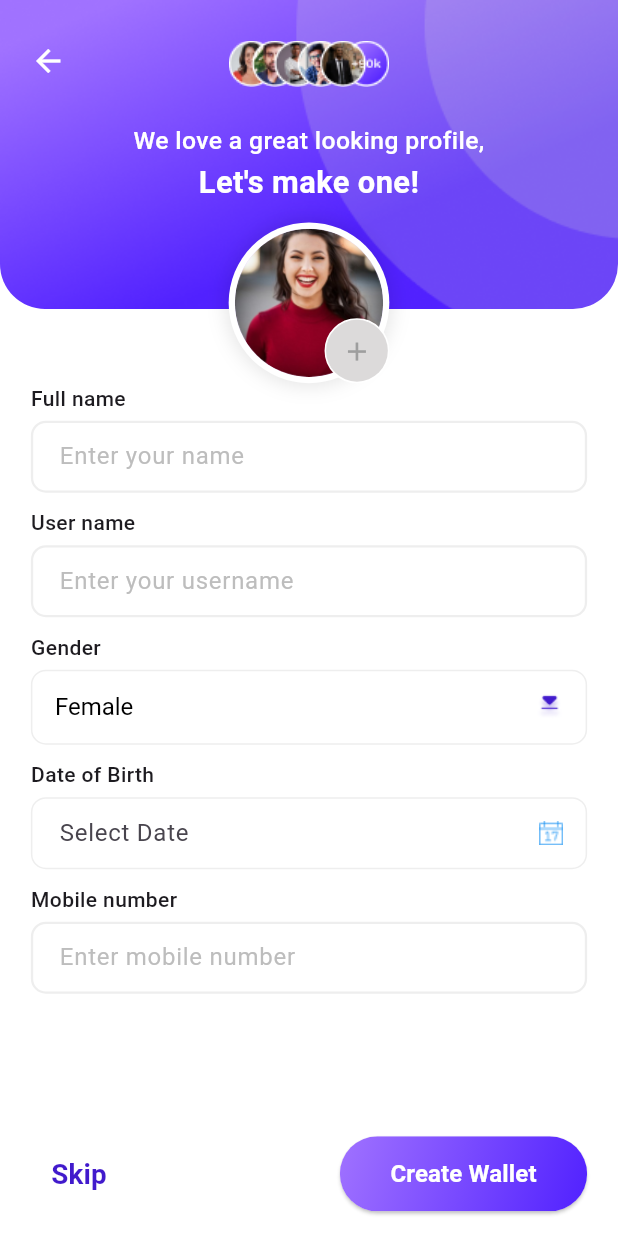
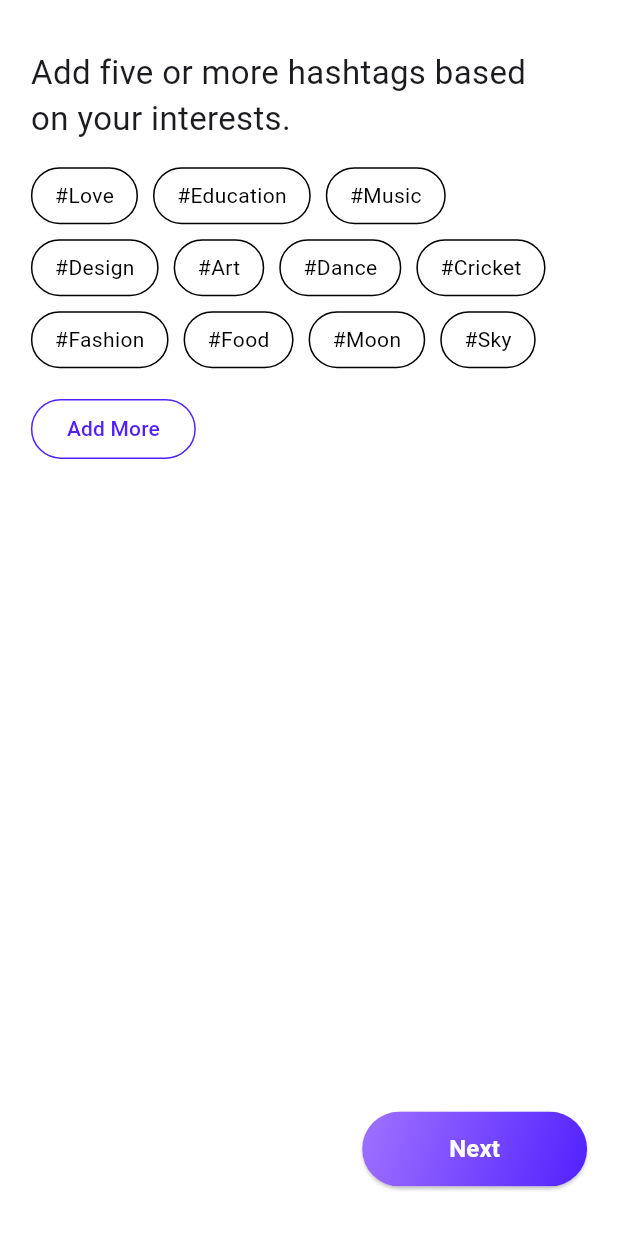
Before and after one commit to Diigoo-app/Diigoo, a Flutter app: the ProfileWallet screen opened by its route, after a tap on "Next", on a phone screen of 412 x 824 dp. Run offline on Flutter 3.47's test engine with Material 3 defaults, Android fonts, the light colour scheme and no system bars; our stand-ins replace camera, gallery_saver, qr_flutter; missing offline and left inert: google_mlkit_face_detection.

Commit message:
added hastag screen

```diff
--- a/lib/routes/routes.dart
+++ b/lib/routes/routes.dart
@@ -1,6 +1,7 @@
 import 'package:diigoo/screens/AuthScreen/pages/OtpVerificationScreen.dart';
 import 'package:diigoo/screens/AuthScreen/pages/SignUpScreen.dart';
 import 'package:diigoo/screens/AuthScreen/pages/SignupDetailsScreen.dart';
+import 'package:diigoo/screens/AuthScreen/pages/SignupHashtagPage.dart';
 import 'package:diigoo/screens/AuthScreen/pages/face_scanning_screen.dart';
 import 'package:diigoo/screens/AuthScreen/pages/photo_verification_screen.dart';
 import 'package:diigoo/screens/AuthScreen/pages/profile_edit.dart';
@@ -21,6 +22,7 @@ class Routes {
   static const String faceScanning = '/faceScanning';
   static const String profileEdit = '/profileEdit';
   static const String profileWallet = '/profileWallet';
+  static const String signupHashtagPage = '/signupHashtagPage';
 
   static Route<dynamic> generateRoute(RouteSettings settings) {
     switch (settings.name) {
@@ -54,7 +56,8 @@ class Routes {
           ),
           settings,
         );
-
+      case signupHashtagPage:
+        return _defaultRoute(const SignupHashtagPage(), settings);
       default:
         return MaterialPageRoute(
           builder: (_) => Scaffold(
--- a/lib/screens/AuthScreen/pages/SignupDetailsScreen.dart
+++ b/lib/screens/AuthScreen/pages/SignupDetailsScreen.dart
@@ -37,7 +37,7 @@ class _SignupDetailsScreenState extends State<SignupDetailsScreen> {
                         crossAxisAlignment: CrossAxisAlignment.center,
                         children: [
                           // Back Button
-                          SizedBox(height: screenHeight * 0.02),
+                          SizedBox(height: screenHeight * 0.015),
                           Align(
                             alignment: Alignment.topLeft,
                             child: GestureDetector(
@@ -46,7 +46,7 @@ class _SignupDetailsScreenState extends State<SignupDetailsScreen> {
                                   size: 28, color: Colors.black),
                             ),
                           ),
-                          SizedBox(height: screenHeight * 0.04),
+                          SizedBox(height: screenHeight * 0.02),
 
                           // Title
                           Text(
--- /dev/null
+++ b/lib/screens/AuthScreen/pages/SignupHashtagPage.dart
@@ -0,0 +1,189 @@
+import 'package:diigoo/routes/routes.dart';
+import 'package:diigoo/screens/AuthScreen/widgets/HashtagChip.dart';
+import 'package:diigoo/widgets/gradient_button.dart';
+import 'package:diigoo/theme/theme.dart';
+import 'package:flutter/material.dart';
+
+class SignupHashtagPage extends StatefulWidget {
+  const SignupHashtagPage({super.key});
+
+  @override
+  _SignupHashtagPageState createState() => _SignupHashtagPageState();
+}
+
+class _SignupHashtagPageState extends State<SignupHashtagPage> {
+  final List<String> predefinedHashtags = [
+    "Love",
+    "Education",
+    "Music",
+    "Design",
+    "Art",
+    "Dance",
+    "Cricket",
+    "Fashion",
+    "Food",
+    "Moon",
+    "Sky"
+  ];
+  final List<String> selectedHashtags = [];
+
+  void _toggleHashtag(String hashtag) {
+    setState(() {
+      if (selectedHashtags.contains(hashtag)) {
+        selectedHashtags.remove(hashtag);
+      } else {
+        selectedHashtags.add(hashtag);
+      }
+    });
+  }
+
+  void _removeHashtag(String hashtag) {
+    setState(() {
+      selectedHashtags.remove(hashtag);
+    });
+  }
+
+  void _showAddHashtagDialog() {
+    TextEditingController hashtagController = TextEditingController();
+    showDialog(
+      context: context,
+      builder: (context) {
+        return AlertDialog(
+          shape:
+              RoundedRectangleBorder(borderRadius: BorderRadius.circular(12)),
+          title: const Text("Add Hashtag"),
+          content: TextField(
+            controller: hashtagController,
+            decoration: const InputDecoration(hintText: "Enter hashtag"),
+          ),
+          actions: [
+            TextButton(
+              onPressed: () => Navigator.pop(context),
+              child: const Text("Cancel"),
+            ),
+            ElevatedButton(
+              onPressed: () {
+                if (hashtagController.text.isNotEmpty) {
+                  setState(() {
+                    selectedHashtags.add(hashtagController.text.trim());
+                  });
+                  Navigator.pop(context);
+                }
+              },
+              child: const Text("Add"),
+            ),
+          ],
+        );
+      },
+    );
+  }
+
+  @override
+  Widget build(BuildContext context) {
+    final double screenWidth = MediaQuery.of(context).size.width;
+    final double screenHeight = MediaQuery.of(context).size.height;
+
+    return Scaffold(
+      backgroundColor: Colors.white,
+      body: SafeArea(
+        child: Padding(
+          padding: EdgeInsets.symmetric(
+              horizontal: screenWidth * 0.05, vertical: screenHeight * 0.02),
+          child: Column(
+            crossAxisAlignment: CrossAxisAlignment.start,
+            children: [
+              SizedBox(height: screenHeight * 0.02),
+
+              // Title
+              const Text(
+                "Add five or more hashtags based\non your interests.",
+                style: TextStyle(fontSize: 22, fontWeight: FontWeight.w400),
+              ),
+              SizedBox(height: screenHeight * 0.02),
+
+              // Predefined Hashtags
+              Wrap(
+                spacing: 10,
+                runSpacing: 10,
+                children: predefinedHashtags
+                    .map((hashtag) => SelectableHashtagChip(
+                          label: hashtag,
+                          isSelected: selectedHashtags.contains(hashtag),
+                          onTap: () => _toggleHashtag(hashtag),
+                        ))
+                    .toList(),
+              ),
+
+              // "Add More" Button (Outlined)
+              SizedBox(height: screenHeight * 0.02),
+              Align(
+                alignment: Alignment.centerLeft,
+                child: OutlinedButton(
+                  style: OutlinedButton.styleFrom(
+                    side: const BorderSide(color: Color(0xFF5121FF), width: 1),
+                    shape: RoundedRectangleBorder(
+                      borderRadius: BorderRadius.circular(20),
+                    ),
+                  ),
+                  onPressed: _showAddHashtagDialog,
+                  child: const Text(
+                    "Add More",
+                    style: TextStyle(color: Color(0xFF5121FF)),
+                  ),
+                ),
+              ),
+
+              SizedBox(height: screenHeight * 0.03),
+
+              if (selectedHashtags.isNotEmpty)
+                Row(
+                  crossAxisAlignment: CrossAxisAlignment.center,
+                  children: [
+                    Expanded(
+                      child: HashtagList(
+                        hashtags: selectedHashtags,
+                        onRemove: _removeHashtag,
+                      ),
+                    ),
+                    SizedBox(width: screenWidth * 0.04), // Spacing
+
+                    // Floating "+" Button with Gradient Background
+                    Container(
+                      decoration: const BoxDecoration(
+                        shape: BoxShape.circle,
+                        gradient: AppColors.primaryGradient,
+                      ),
+                      child: FloatingActionButton(
+                        onPressed: _showAddHashtagDialog,
+                        backgroundColor: Colors.transparent,
+                        elevation: 0,
+                        child: const Icon(Icons.add, color: Colors.white),
+                      ),
+                    ),
+                  ],
+                ),
+
+              const Spacer(),
+
+              SizedBox(height: screenHeight * 0.03),
+
+              // "Next" Button (Bottom Right)
+              Align(
+                alignment: Alignment.bottomRight,
+                child: GradientButtonWidget(
+                  size: const Size(150, 50),
+                  text: "Next",
+                  onPressed: () {
+                    Navigator.pushNamed(context, Routes.profileEdit);
+                  },
+                ),
+              ),
+
+              SizedBox(height: screenHeight * 0.02),
+            ],
+          ),
+        ),
+      ),
+    );
+  }
+}
--- a/lib/screens/AuthScreen/pages/profile_wallet.dart
+++ b/lib/screens/AuthScreen/pages/profile_wallet.dart
@@ -172,7 +172,8 @@ class _ProfileWalletState extends State<ProfileWallet> {
                         size: const Size(150, 50),
                         text: "Next",
                         onPressed: () {
-                          Navigator.pushNamed(context, Routes.profileEdit);
+                          Navigator.pushNamed(
+                              context, Routes.signupHashtagPage);
                         },
                       ),
                     ),
--- /dev/null
+++ b/lib/screens/AuthScreen/widgets/HashtagChip.dart
@@ -0,0 +1,75 @@
+import 'package:flutter/material.dart';
+import 'package:diigoo/theme/theme.dart';
+
+class SelectableHashtagChip extends StatelessWidget {
+  final String label;
+  final bool isSelected;
+  final VoidCallback onTap;
+
+  const SelectableHashtagChip({
+    super.key,
+    required this.label,
+    required this.isSelected,
+    required this.onTap,
+  });
+
+  @override
+  Widget build(BuildContext context) {
+    return GestureDetector(
+      onTap: onTap,
+      child: Container(
+        padding: const EdgeInsets.symmetric(horizontal: 15, vertical: 8),
+        decoration: BoxDecoration(
+          gradient: isSelected ? AppColors.primaryGradient : null,
+          border: isSelected ? null : Border.all(color: Colors.black, width: 1),
+          borderRadius: BorderRadius.circular(20),
+        ),
+        child: Text(
+          "#$label",
+          style: TextStyle(
+            fontSize: 14,
+            color: isSelected ? Colors.white : Colors.black,
+            fontWeight: FontWeight.w400,
+          ),
+        ),
+      ),
+    );
+  }
+}
+
+class HashtagList extends StatelessWidget {
+  final List<String> hashtags;
+  final Function(String) onRemove;
+
+  const HashtagList(
+      {super.key, required this.hashtags, required this.onRemove});
+
+  @override
+  Widget build(BuildContext context) {
+    final double screenWidth = MediaQuery.of(context).size.width;
+
+    return Container(
+      width: screenWidth * 0.5,
+      decoration: BoxDecoration(
+        color: Colors.white,
+        borderRadius: BorderRadius.circular(12),
+        boxShadow: const [BoxShadow(color: Colors.black12, blurRadius: 5)],
+      ),
+      child: Column(
+        children: hashtags.map((hashtag) {
+          return ListTile(
+            leading: Container(
+              padding: const EdgeInsets.all(6),
+              decoration: const BoxDecoration(
+                shape: BoxShape.circle,
+                gradient: AppColors.primaryGradient,
+              ),
+              child: const Icon(Icons.tag, color: Colors.white, size: 18),
+            ),
+            title: Text("#$hashtag", style: const TextStyle(fontSize: 16)),
+          );
+        }).toList(),
+      ),
+    );
+  }
+}
```
Also changed, not shown: lib/screens/AuthScreen/pages/profile_edit.dart (+85 -13 lines).
